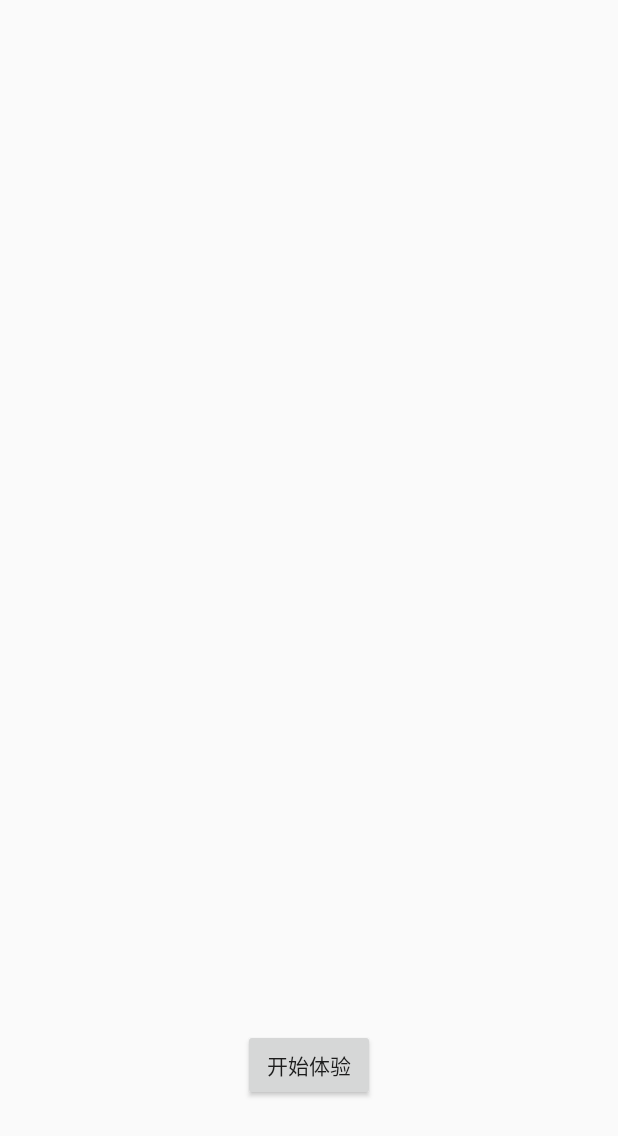
After one commit to nacker/zhbj, an Android app: the GuideActivity screen opened directly, with no data from a screen before it, on a phone screen of 412 x 824 dp. The commit adds this screen. Shown: the top 1136 px of the screen. Run offline under Robolectric (Android 15) with nearby library versions, the phone set to English and light mode, and no system bars.

Commit message:
GuideActivity

```diff
--- a/app/build.gradle
+++ b/app/build.gradle
@@ -25,5 +25,6 @@ dependencies {
         exclude group: 'com.android.support', module: 'support-annotations'
     })
     compile 'com.android.support:appcompat-v7:24.2.1'
+    compile 'com.android.support:support-v4:22.0.0'
     testCompile 'junit:junit:4.12'
 }
--- /dev/null
+++ b/app/src/main/java/com/nacker/zhbj/GuideActivity.java
@@ -0,0 +1,67 @@
+package com.nacker.zhbj;
+
+import android.app.Activity;
+import android.os.Bundle;
+import android.support.v4.view.PagerAdapter;
+import android.support.v4.view.ViewPager;
+import android.view.View;
+import android.view.ViewGroup;
+import android.widget.Button;
+import android.widget.ImageView;
+
+import java.util.ArrayList;
+
+public class GuideActivity extends Activity {
+
+    private static final int[] mImageIds = new int[] {R.drawable.guide_1,R.drawable.guide_2,R.drawable.guide_3};
+    private ArrayList<ImageView> mImageViewList;
+    private ViewPager vpGuide;
+    private Button btnStart;
+
+    @Override
+    protected void onCreate(Bundle savedInstanceState) {
+        super.onCreate(savedInstanceState);
+        setContentView(R.layout.activity_guide);
+
+        vpGuide = (ViewPager) findViewById(R.id.vp_guide);
+        btnStart = (Button) findViewById(R.id.btn_start);
+//        vpGuide.setAdapter();
+    }
+
+    /**
+     * 初始化界面
+     */
+    private void initViews() {
+        mImageViewList = new ArrayList<ImageView>();
+
+        // 初始化引导页的3个页面
+        for (int i = 0;i<mImageIds.length;i++){
+            ImageView image = new ImageView(this);
+            image.setBackgroundResource(mImageIds[i]);// 设置引导页背景
+            mImageViewList.add(image);
+        }
+    }
+
+    class GuideAdapter extends PagerAdapter {
+
+        @Override
+        public int getCount() {
+            return mImageIds.length;
+        }
+
+        @Override
+        public boolean isViewFromObject(View view, Object object) {
+            return false;
+        }
+
+        @Override
+        public Object instantiateItem(ViewGroup container, int position) {
+            return super.instantiateItem(container, position);
+        }
+
+        @Override
+        public void destroyItem(ViewGroup container, int position, Object object) {
+            super.destroyItem(container, position, object);
+        }
+    }
+}
--- /dev/null
+++ b/app/src/main/res/layout/activity_guide.xml
@@ -0,0 +1,28 @@
+<?xml version="1.0" encoding="utf-8"?>
+<RelativeLayout xmlns:android="http://schemas.android.com/apk/res/android"
+    xmlns:tools="http://schemas.android.com/tools"
+    android:id="@+id/activity_guide"
+    android:layout_width="match_parent"
+    android:layout_height="match_parent"
+    tools:context="com.nacker.zhbj.GuideActivity">
+
+    <!--400-6701-855-->
+
+    <android.support.v4.view.ViewPager
+        android:id="@+id/vp_guide"
+        android:layout_width="match_parent"
+        android:layout_height="match_parent">
+
+    </android.support.v4.view.ViewPager>
+
+    <Button
+        android:id="@+id/btn_start"
+        android:layout_width="wrap_content"
+        android:layout_height="wrap_content"
+        android:layout_alignParentBottom="true"
+        android:layout_centerHorizontal="true"
+        android:layout_marginBottom="90dp"
+        android:text="开始体验"
+        />
+
+</RelativeLayout>
--- a/app/src/main/res/values/strings.xml
+++ b/app/src/main/res/values/strings.xml
@@ -1,3 +1,3 @@
 <resources>
-    <string name="app_name">zhbj</string>
+    <string name="app_name">智慧北京</string>
 </resources>
```
Also changed, not shown: app/src/main/AndroidManifest.xml (+5 -2 lines), app/src/main/java/com/nacker/zhbj/SplashActivity.java (+47 -2 lines), app/src/main/res/layout/activity_splash.xml (+6 -7 lines), app/src/main/res/drawable/button_red_normal.9.png (added), app/src/main/res/drawable/button_red_pressed.9.png (added), app/src/main/res/drawable/guide_1.png (added), app/src/main/res/drawable/guide_2.png (added), app/src/main/res/drawable/guide_3.png (added), app/src/main/res/drawable/icon_150.png (added), app/src/main/res/drawable/splash_bg_newyear.jpg (added), app/src/main/res/drawable/splash_horse_newyear.png (added).
